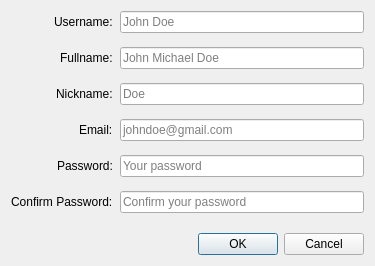
The window that mslib/msui/ui/ui_add_user_dialog.ui (Open-MSS/MSS) describes before a commit, drawn with Qt 5.
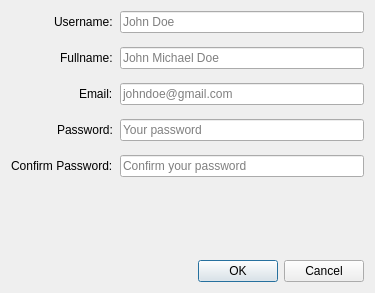
The same window after the commit.

Commit message: Updated fullname and nickname fields

Diff of the .ui file:
```diff
--- a/mslib/msui/ui/ui_add_user_dialog.ui
+++ b/mslib/msui/ui/ui_add_user_dialog.ui
@@ -7,7 +7,7 @@
     <x>0</x>
     <y>0</y>
     <width>375</width>
-    <height>232</height>
+    <height>293</height>
    </rect>
   </property>
   <property name="windowTitle">
@@ -62,44 +62,27 @@
         </widget>
        </item>
        <item row="3" column="0">
-        <widget class="QLabel" name="nicknameLabel">
-         <property name="text">
-          <string>Nickname:</string>
-         </property>
-        </widget>
-       </item>
-       <item row="3" column="1">
-        <widget class="QLineEdit" name="nickname">
-         <property name="text">
-          <string/>
-         </property>
-         <property name="placeholderText">
-          <string>Doe</string>
-         </property>
-        </widget>
-       </item>
-       <item row="4" column="0">
         <widget class="QLabel" name="emailIDLabel">
          <property name="text">
           <string>Email:</string>
          </property>
         </widget>
        </item>
-       <item row="4" column="1">
+       <item row="3" column="1">
         <widget class="QLineEdit" name="emailid">
          <property name="placeholderText">
           <string>johndoe@gmail.com</string>
          </property>
         </widget>
        </item>
-       <item row="5" column="0">
+       <item row="4" column="0">
         <widget class="QLabel" name="passwordLabel">
          <property name="text">
           <string>Password:</string>
          </property>
         </widget>
        </item>
-       <item row="5" column="1">
+       <item row="4" column="1">
         <widget class="QLineEdit" name="password">
          <property name="echoMode">
           <enum>QLineEdit::Password</enum>
@@ -109,14 +92,14 @@
          </property>
         </widget>
        </item>
-       <item row="6" column="0">
+       <item row="5" column="0">
         <widget class="QLabel" name="confirmPasswordLabel">
          <property name="text">
           <string>Confirm Password:</string>
          </property>
         </widget>
        </item>
-       <item row="6" column="1">
+       <item row="5" column="1">
         <widget class="QLineEdit" name="rePassword">
          <property name="echoMode">
           <enum>QLineEdit::Password</enum>
```
Left out of the diff: 2 changed lines with no effect on the pictures. The commit also changes 13 other files.
